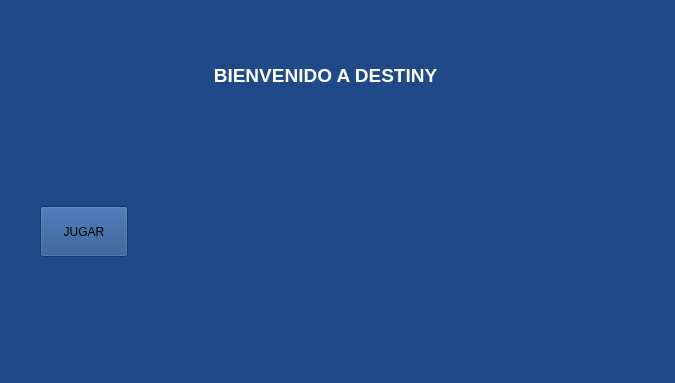
Qt form proyectoInformatica/cliente.ui (Julian-guillermo-zapata-rugeles/proyectoInformatica) before a commit.
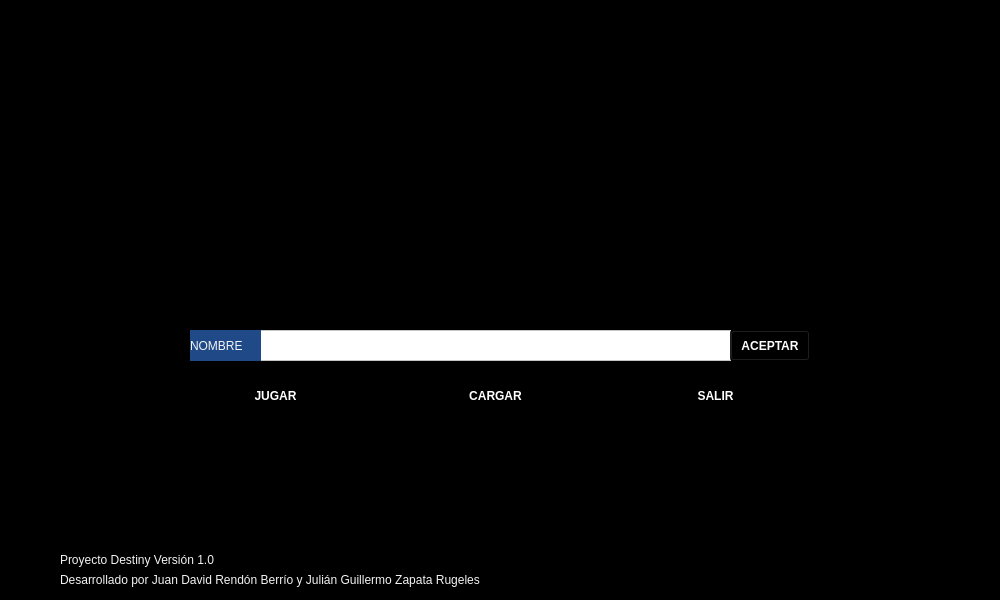
The same form after that commit. Icons and pictures are not drawn.

Commit message: añadí un fondo usando un label y creé una entrada te texto que se usará para cargar desde una base de datos la información del usuario

The edit to the form file:
```diff
--- a/proyectoInformatica/cliente.ui
+++ b/proyectoInformatica/cliente.ui
@@ -6,42 +6,187 @@
    <rect>
     <x>0</x>
     <y>0</y>
-    <width>675</width>
-    <height>383</height>
+    <width>1000</width>
+    <height>600</height>
    </rect>
   </property>
   <property name="windowTitle">
    <string>Form</string>
   </property>
   <property name="styleSheet">
-   <string notr="true">background-color: rgb(32, 74, 135);</string>
+   <string notr="true">background-color: rgb(0, 0, 0);</string>
   </property>
-  <widget class="QLabel" name="label">
-   <property name="geometry">
-    <rect>
-     <x>50</x>
-     <y>60</y>
-     <width>551</width>
-     <height>31</height>
-    </rect>
-   </property>
-   <property name="text">
-    <string>&lt;html&gt;&lt;head/&gt;&lt;body&gt;&lt;p align=&quot;center&quot;&gt;&lt;span style=&quot; font-size:14pt; font-weight:600; color:#ffffff;&quot;&gt;BIENVENIDO A DESTINY&lt;/span&gt;&lt;/p&gt;&lt;/body&gt;&lt;/html&gt;</string>
-   </property>
-  </widget>
   <widget class="QPushButton" name="pushButton">
    <property name="geometry">
     <rect>
-     <x>40</x>
-     <y>206</y>
-     <width>88</width>
+     <x>190</x>
+     <y>370</y>
+     <width>171</width>
      <height>51</height>
     </rect>
    </property>
+   <property name="styleSheet">
+    <string notr="true">background-color: rgb(0, 0, 0,180);
+border-radius:15px;
+color:white;
+font:bold;</string>
+   </property>
    <property name="text">
     <string>JUGAR</string>
    </property>
   </widget>
+  <widget class="QLabel" name="label_2">
+   <property name="geometry">
+    <rect>
+     <x>0</x>
+     <y>0</y>
+     <width>1000</width>
+     <height>600</height>
+    </rect>
+   </property>
+   <property name="styleSheet">
+    <string notr="true">border-image: url(:/multimedia/Backgrounds/Inicio.png);</string>
+   </property>
+   <property name="text">
+    <string/>
+   </property>
+  </widget>
+  <widget class="QPushButton" name="pushButton_2">
+   <property name="geometry">
+    <rect>
+     <x>410</x>
+     <y>370</y>
+     <width>171</width>
+     <height>51</height>
+    </rect>
+   </property>
+   <property name="styleSheet">
+    <string notr="true">background-color: rgb(0, 0, 0,180);
+border-radius:15px;
+color:white;
+font:bold;</string>
+   </property>
+   <property name="text">
+    <string>CARGAR</string>
+   </property>
+  </widget>
+  <widget class="QPushButton" name="pushButton_3">
+   <property name="geometry">
+    <rect>
+     <x>630</x>
+     <y>370</y>
+     <width>171</width>
+     <height>51</height>
+    </rect>
+   </property>
+   <property name="styleSheet">
+    <string notr="true">background-color: rgb(0, 0, 0,180);
+border-radius:15px;
+color:white;
+font:bold;</string>
+   </property>
+   <property name="text">
+    <string>SALIR</string>
+   </property>
+  </widget>
+  <widget class="QLabel" name="label">
+   <property name="geometry">
+    <rect>
+     <x>60</x>
+     <y>550</y>
+     <width>411</width>
+     <height>19</height>
+    </rect>
+   </property>
+   <property name="styleSheet">
+    <string notr="true">background-color: rgba(191, 64, 64, 0);
+color: rgb(243, 243, 243);
+font: 11pt &quot;Amiri&quot;;</string>
+   </property>
+   <property name="text">
+    <string>Proyecto Destiny Versión 1.0 </string>
+   </property>
+  </widget>
+  <widget class="QLabel" name="label_3">
+   <property name="geometry">
+    <rect>
+     <x>60</x>
+     <y>570</y>
+     <width>521</width>
+     <height>19</height>
+    </rect>
+   </property>
+   <property name="styleSheet">
+    <string notr="true">background-color: rgba(191, 64, 64, 0);
+color: rgb(243, 243, 243);
+font: 11pt &quot;Amiri&quot;;</string>
+   </property>
+   <property name="text">
+    <string>Desarrollado por Juan David Rendón Berrío y Julián Guillermo Zapata Rugeles</string>
+   </property>
+  </widget>
+  <widget class="QPlainTextEdit" name="info_text">
+   <property name="geometry">
+    <rect>
+     <x>260</x>
+     <y>330</y>
+     <width>471</width>
+     <height>31</height>
+    </rect>
+   </property>
+   <property name="styleSheet">
+    <string notr="true">background-color: rgb(255, 255, 255);</string>
+   </property>
+  </widget>
+  <widget class="QPushButton" name="info_send">
+   <property name="geometry">
+    <rect>
+     <x>730</x>
+     <y>330</y>
+     <width>80</width>
+     <height>31</height>
+    </rect>
+   </property>
+   <property name="styleSheet">
+    <string notr="true">background-color: rgb(0, 0, 0,180);
+
+color:white;
+font:bold;</string>
+   </property>
+   <property name="text">
+    <string>ACEPTAR</string>
+   </property>
+  </widget>
+  <widget class="QLabel" name="info_name">
+   <property name="geometry">
+    <rect>
+     <x>190</x>
+     <y>330</y>
+     <width>71</width>
+     <height>31</height>
+    </rect>
+   </property>
+   <property name="styleSheet">
+    <string notr="true">background-color: rgb(32, 74, 135);
+color: rgb(243, 243, 243);
+font: 11pt &quot;Amiri&quot;;</string>
+   </property>
+   <property name="text">
+    <string>NOMBRE</string>
+   </property>
+  </widget>
+  <zorder>label_2</zorder>
+  <zorder>pushButton</zorder>
+  <zorder>pushButton_2</zorder>
+  <zorder>pushButton_3</zorder>
+  <zorder>label</zorder>
+  <zorder>label_3</zorder>
+  <zorder>info_text</zorder>
+  <zorder>info_send</zorder>
+  <zorder>info_name</zorder>
+  <zorder>info_name</zorder>
+  <zorder>info_send</zorder>
+  <zorder>info_text</zorder>
  </widget>
  <resources/>
  <connections/>
```
Left out of the diff: 2 changed lines with no effect on the pictures. The commit also changes 4 other files.
